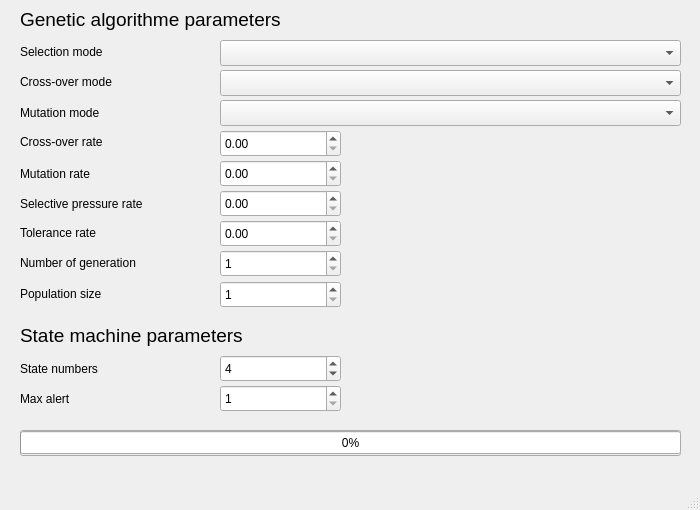
Above: MegaMachineEvolution/GUI/parameterwindow.ui from IxSysTech/heigvd-pro-b-13 before the change. Below: the same form after it.
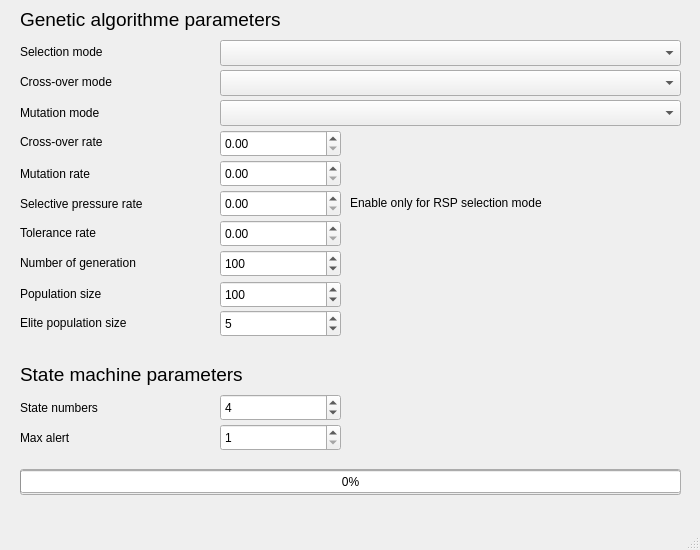
That is the form after the change.

Diff of the .ui file:
```diff
--- a/MegaMachineEvolution/GUI/parameterwindow.ui
+++ b/MegaMachineEvolution/GUI/parameterwindow.ui
@@ -7,19 +7,19 @@
     <x>0</x>
     <y>0</y>
     <width>700</width>
-    <height>510</height>
+    <height>550</height>
    </rect>
   </property>
   <property name="minimumSize">
    <size>
     <width>700</width>
-    <height>510</height>
+    <height>550</height>
    </size>
   </property>
   <property name="maximumSize">
    <size>
     <width>700</width>
-    <height>510</height>
+    <height>550</height>
    </size>
   </property>
   <property name="windowTitle">
@@ -221,7 +221,7 @@
     <property name="geometry">
      <rect>
       <x>20</x>
-      <y>320</y>
+      <y>359</y>
       <width>351</width>
       <height>31</height>
      </rect>
@@ -239,7 +239,7 @@
     <property name="geometry">
      <rect>
       <x>20</x>
-      <y>360</y>
+      <y>399</y>
       <width>191</width>
       <height>18</height>
      </rect>
@@ -252,7 +252,7 @@
     <property name="geometry">
      <rect>
       <x>220</x>
-      <y>355</y>
+      <y>394</y>
       <width>121</width>
       <height>27</height>
      </rect>
@@ -268,7 +268,7 @@
     <property name="geometry">
      <rect>
       <x>20</x>
-      <y>430</y>
+      <y>469</y>
       <width>661</width>
       <height>26</height>
      </rect>
@@ -293,7 +293,7 @@
      <number>1000</number>
     </property>
     <property name="value">
-     <number>1</number>
+     <number>100</number>
     </property>
    </widget>
    <widget class="QLabel" name="label_11">
@@ -338,14 +338,14 @@
      <number>1000</number>
     </property>
     <property name="value">
-     <number>1</number>
+     <number>100</number>
     </property>
    </widget>
    <widget class="QLabel" name="label_12">
     <property name="geometry">
      <rect>
       <x>20</x>
-      <y>390</y>
+      <y>429</y>
       <width>191</width>
       <height>18</height>
      </rect>
@@ -358,7 +358,7 @@
     <property name="geometry">
      <rect>
       <x>220</x>
-      <y>385</y>
+      <y>424</y>
       <width>121</width>
       <height>27</height>
      </rect>
@@ -377,7 +377,7 @@
     <property name="geometry">
      <rect>
       <x>20</x>
-      <y>431</y>
+      <y>470</y>
       <width>661</width>
       <height>23</height>
      </rect>
@@ -386,6 +386,51 @@
      <number>0</number>
     </property>
    </widget>
+   <widget class="QLabel" name="label_14">
+    <property name="geometry">
+     <rect>
+      <x>350</x>
+      <y>194</y>
+      <width>331</width>
+      <height>18</height>
+     </rect>
+    </property>
+    <property name="text">
+     <string>Enable only for RSP selection mode</string>
+    </property>
+   </widget>
+   <widget class="QSpinBox" name="sbElitePopulationSize">
+    <property name="geometry">
+     <rect>
+      <x>220</x>
+      <y>310</y>
+      <width>121</width>
+      <height>27</height>
+     </rect>
+    </property>
+    <property name="minimum">
+     <number>1</number>
+    </property>
+    <property name="maximum">
+     <number>1000</number>
+    </property>
+    <property name="value">
+     <number>5</number>
+    </property>
+   </widget>
+   <widget class="QLabel" name="label_15">
+    <property name="geometry">
+     <rect>
+      <x>20</x>
+      <y>314</y>
+      <width>191</width>
+      <height>18</height>
+     </rect>
+    </property>
+    <property name="text">
+     <string>Elite population size</string>
+    </property>
+   </widget>
   </widget>
   <widget class="QMenuBar" name="menubar">
    <property name="geometry">
```
